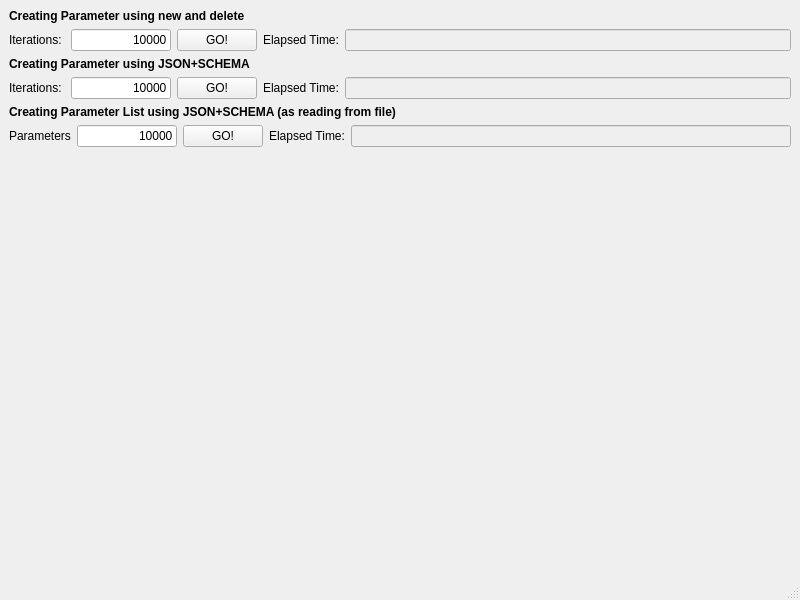
Above: Examples/AppParameterListBenchmark/mainwindow.ui from g-gualeni/QtNoid2 before the change. Below: the same form after it.
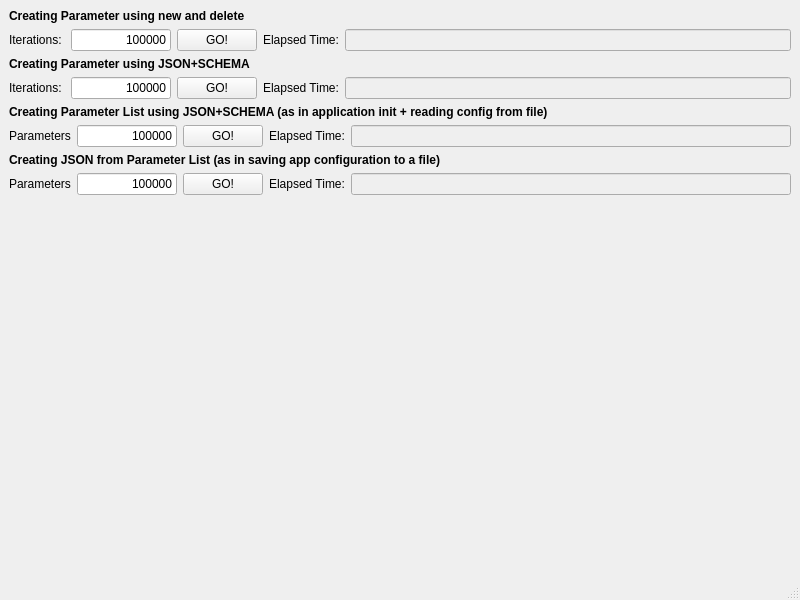
That is the form after the change.

Commit message:
Update + serialization of presets + AppParameterBasicUsage
C++23 and new AppParameterBasicUsage example

Patch:
```diff
--- a/Examples/AppParameterListBenchmark/mainwindow.ui
+++ b/Examples/AppParameterListBenchmark/mainwindow.ui
@@ -45,7 +45,7 @@
          </size>
         </property>
         <property name="text">
-         <string>10000</string>
+         <string>100000</string>
         </property>
         <property name="alignment">
          <set>Qt::AlignmentFlag::AlignRight|Qt::AlignmentFlag::AlignTrailing|Qt::AlignmentFlag::AlignVCenter</set>
@@ -108,7 +108,7 @@
          </size>
         </property>
         <property name="text">
-         <string>10000</string>
+         <string>100000</string>
         </property>
         <property name="alignment">
          <set>Qt::AlignmentFlag::AlignRight|Qt::AlignmentFlag::AlignTrailing|Qt::AlignmentFlag::AlignVCenter</set>
@@ -149,7 +149,7 @@
        </font>
       </property>
       <property name="text">
-       <string>Creating Parameter List using JSON+SCHEMA (as reading from file)</string>
+       <string>Creating Parameter List using JSON+SCHEMA (as in application init + reading config from file)</string>
       </property>
      </widget>
     </item>
@@ -171,7 +171,7 @@
          </size>
         </property>
         <property name="text">
-         <string>10000</string>
+         <string>100000</string>
         </property>
         <property name="alignment">
          <set>Qt::AlignmentFlag::AlignRight|Qt::AlignmentFlag::AlignTrailing|Qt::AlignmentFlag::AlignVCenter</set>
@@ -204,6 +204,69 @@
       </item>
      </layout>
     </item>
+    <item>
+     <widget class="QLabel" name="label_12">
+      <property name="font">
+       <font>
+        <bold>true</bold>
+       </font>
+      </property>
+      <property name="text">
+       <string>Creating JSON from Parameter List (as in saving app configuration to a file)</string>
+      </property>
+     </widget>
+    </item>
+    <item>
+     <layout class="QHBoxLayout" name="horizontalLayout_4">
+      <item>
+       <widget class="QLabel" name="label_10">
+        <property name="text">
+         <string>Parameters</string>
+        </property>
+       </widget>
+      </item>
+      <item>
+       <widget class="QLineEdit" name="txtParametersCountToJson">
+        <property name="maximumSize">
+         <size>
+          <width>100</width>
+          <height>16777215</height>
+         </size>
+        </property>
+        <property name="text">
+         <string>100000</string>
+        </property>
+        <property name="alignment">
+         <set>Qt::AlignmentFlag::AlignRight|Qt::AlignmentFlag::AlignTrailing|Qt::AlignmentFlag::AlignVCenter</set>
+        </property>
+       </widget>
+      </item>
+      <item>
+       <widget class="QPushButton" name="cmdGOToJson">
+        <property name="text">
+         <string>GO!</string>
+        </property>
+       </widget>
+      </item>
+      <item>
+       <widget class="QLabel" name="label_11">
+        <property name="text">
+         <string>Elapsed Time:</string>
+        </property>
+       </widget>
+      </item>
+      <item>
+       <widget class="QLineEdit" name="txtElapsedTimeToJson">
+        <property name="enabled">
+         <bool>false</bool>
+        </property>
+        <property name="text">
+         <string/>
+        </property>
+       </widget>
+      </item>
+     </layout>
+    </item>
     <item>
      <spacer name="verticalSpacer">
       <property name="orientation">
```
The commit also changes 19 other files.
